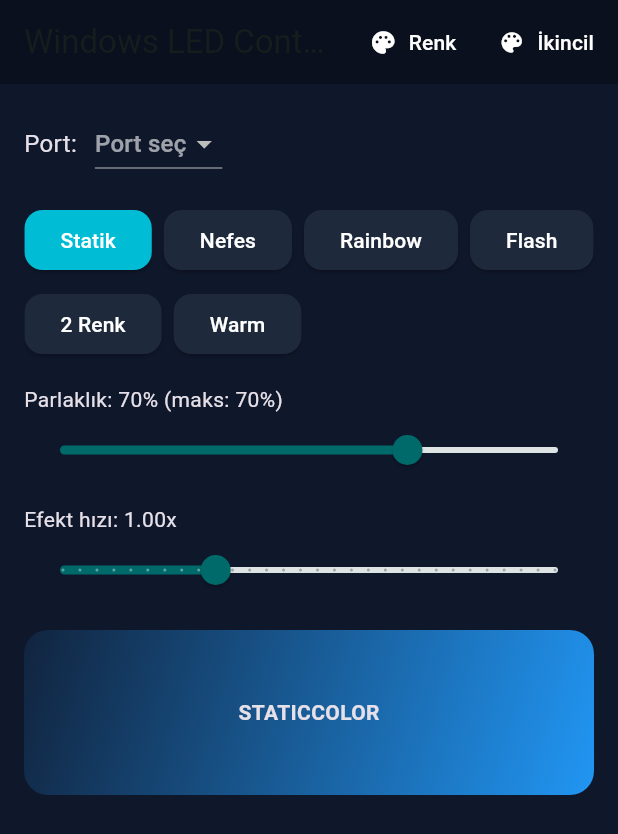
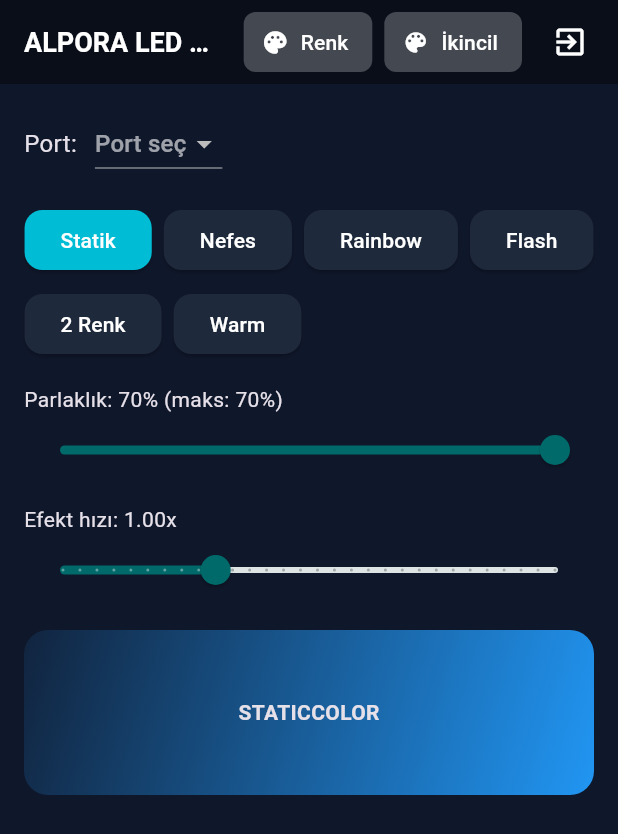
Before and after one commit to bartualperen/WindowsLedController, a Flutter app: the screen it shows after launch, on a phone screen of 412 x 824 dp. Shown: the top 834 px of the screen. Run offline on Flutter 3.47's test engine with Material 3 defaults, Android fonts, the phone set to English and light mode, and no system bars; our stand-ins replace flutter_colorpicker, shared_preferences; missing offline and left inert: flutter_libserialport, tray_manager, window_manager; statements that could not run were skipped.

```diff
--- a/argb_controller/lib/main.dart
+++ b/argb_controller/lib/main.dart
@@ -229,6 +229,12 @@
     await windowManager.hide();
   }
 
+  Future<void> _exitApp() async {
+  await trayManager.destroy();          // tray'i temizle
+  windowManager.setPreventClose(false); // kapanmaya izin ver
+  await windowManager.close();          // pencereyi kapat
+}
+
   void _startEffectLoop() {
     _effectTimer =
         Timer.periodic(const Duration(milliseconds: 33), (_) => _tickEffect());
@@ -265,7 +271,7 @@
         break;
       case EffectMode.warmFlicker:
         _t += 0.02 * speed;
-        final base = const Color(0xFFFFA000);
+        final base = const Color(0xFFFF3402);
         final jitter = 0.85 + _rnd.nextDouble() * 0.15;
         toSend = _scaleColor(base, jitter);
         break;
@@ -395,20 +401,49 @@
 
     return Scaffold(
       appBar: AppBar(
-        title: const Text('Windows LED Controller'),
-        backgroundColor: Colors.black.withOpacity(0.3),
+        title: const Text(
+          'ALPORA LED Controller',
+          style: TextStyle(
+            color: Colors.white,
+            fontWeight: FontWeight.bold,
+            fontSize: 18,
+          ),
+        ),
+        backgroundColor: Colors.black.withOpacity(0.4),
         elevation: 0,
         actions: [
           TextButton.icon(
+            style: TextButton.styleFrom(
+              foregroundColor: Colors.white,            // ikon + yazı
+              backgroundColor: Colors.white24,           // biraz şeffaf arka plan
+              shape: RoundedRectangleBorder(
+                borderRadius: BorderRadius.circular(8),
+              ),
+            ),
             onPressed: () => _openColorPicker(),
-            icon: const Icon(Icons.palette, color: Colors.white),
-            label: const Text('Renk', style: TextStyle(color: Colors.white)),
+            icon: const Icon(Icons.palette),
+            label: const Text('Renk'),
           ),
+          const SizedBox(width: 8),
           TextButton.icon(
+            style: TextButton.styleFrom(
+              foregroundColor: Colors.white,
+              backgroundColor: Colors.white24,
+              shape: RoundedRectangleBorder(
+                borderRadius: BorderRadius.circular(8),
+              ),
+            ),
             onPressed: () => _openColorPicker(secondary: true),
-            icon: const Icon(Icons.color_lens, color: Colors.white),
-            label: const Text('İkincil', style: TextStyle(color: Colors.white)),
+            icon: const Icon(Icons.color_lens),
+            label: const Text('İkincil'),
           ),
+          const SizedBox(width: 8),
+          IconButton(
+            icon: const Icon(Icons.exit_to_app, color: Colors.white),
+            tooltip: 'Çıkış',
+            onPressed: _exitApp,
+          ),
+          const SizedBox(width: 8),
         ],
       ),
       body: Padding(
@@ -461,7 +496,7 @@
                 Slider(
                   value: _brightness,
                   min: 0,
-                  max: 100,
+                  max: 70,
                   divisions: 100,
                   label: _brightness.toStringAsFixed(0),
                   onChanged: (val) {
```
Also changed, not shown: 1 other file.
